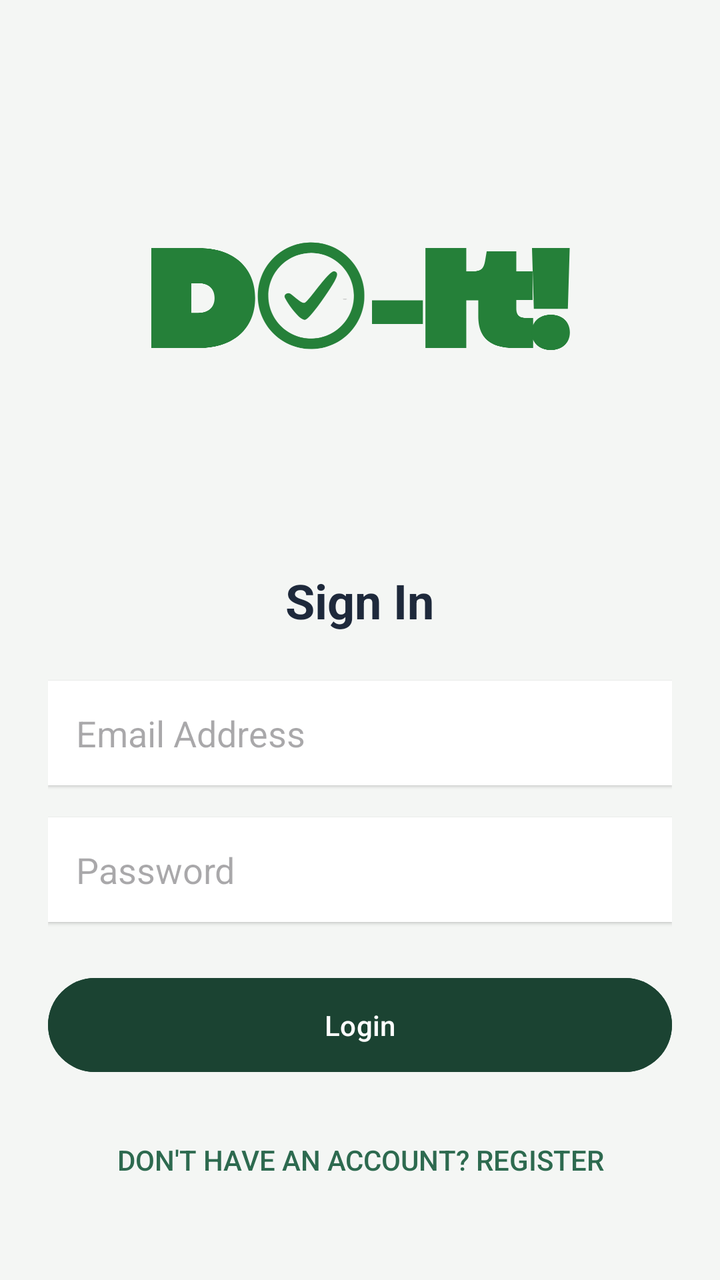
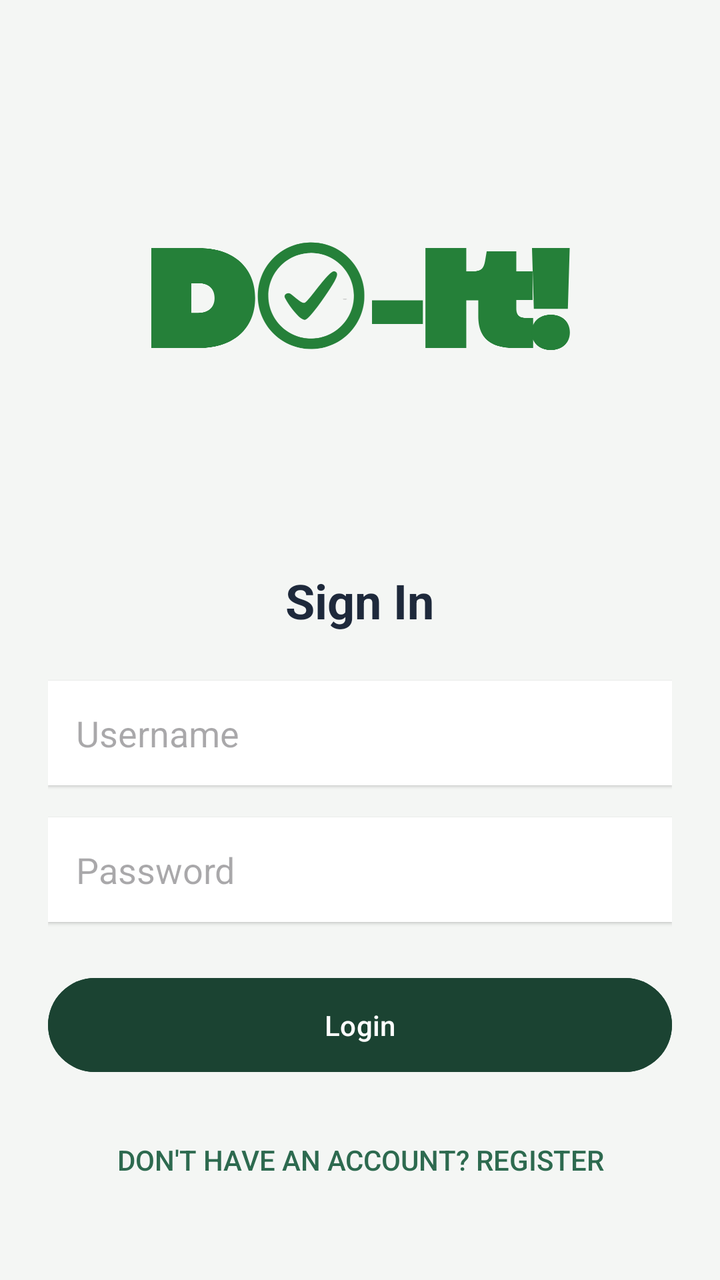

Compare the two renders of this Android layout. The source of the first and the diff that turns it into the second are given below.
<!-- AndroidManifest.xml: application theme Theme.FreddyMercury -->
<!-- res/layout/activity_log_in.xml -->
<?xml version="1.0" encoding="utf-8"?>
<LinearLayout xmlns:android="http://schemas.android.com/apk/res/android"
    android:orientation="vertical"
    android:padding="24dp"
    android:gravity="center"
    android:background="@color/bg_light"
    android:layout_width="match_parent"
    android:layout_height="match_parent">

    <ImageView
        android:layout_width="211dp"
        android:layout_height="224dp"
        android:layout_marginBottom="24dp"
        android:src="@drawable/do_it_" />

    <TextView
        android:layout_width="wrap_content"
        android:layout_height="wrap_content"
        android:text="Sign In"
        android:textColor="@color/text_primary"
        android:textSize="24sp"
        android:textStyle="bold"
        android:layout_marginBottom="24dp"/>

    <EditText
        android:id="@+id/emailInput"
        android:hint="Email Address"
        android:inputType="textEmailAddress"
        android:padding="14dp"
        android:background="@android:color/white"
        android:layout_marginBottom="16dp"
        android:elevation="1dp"
        android:layout_width="match_parent"
        android:layout_height="wrap_content"/>

    <EditText
        android:id="@+id/passwordInput"
        android:hint="Password"
        android:inputType="textPassword"
        android:padding="14dp"
        android:background="@android:color/white"
        android:layout_marginBottom="24dp"
        android:elevation="1dp"
        android:layout_width="match_parent"
        android:layout_height="wrap_content"/>

    <Button
        android:id="@+id/loginBtn"
        android:text="Login"
        android:textColor="#FFFFFF"
        android:backgroundTint="@color/colorPrimary"
        android:padding="14dp"
        android:layout_width="match_parent"
        android:layout_height="wrap_content"/>

    <Button
        android:id="@+id/SignUp"
        style="?android:attr/borderlessButtonStyle"
        android:textColor="@color/colorAccent"
        android:layout_marginTop="16dp"
        android:text="Don't have an account? Register"
        android:layout_width="match_parent"
        android:layout_height="wrap_content"/>
</LinearLayout>
<!-- resources referenced by this layout -->
<resources>
  <color name="bg_light">#F4F6F4</color>
  <color name="colorAccent">#2D6A4F</color>
  <color name="colorPrimary">#1B4332</color>
  <color name="text_primary">#1E293B</color>
  <!-- drawable do_it_: png bitmap (drawable, 39367 bytes) -->
  <style name="Theme.FreddyMercury" parent="Base.Theme.FreddyMercury" />
  <style name="Base.Theme.FreddyMercury" parent="Theme.Material3.DayNight.NoActionBar">
          
          
      </style>
</resources>

<!-- the commit's change to res/layout/activity_log_in.xml (unified diff, before → after) -->
@@ -22,10 +22,11 @@
         android:textStyle="bold"
         android:layout_marginBottom="24dp"/>
 
+    
     <EditText
-        android:id="@+id/emailInput"
-        android:hint="Email Address"
-        android:inputType="textEmailAddress"
+        android:id="@+id/usernameInput"
+        android:hint="Username"
+        android:inputType="textPersonName"
         android:padding="14dp"
         android:background="@android:color/white"
         android:layout_marginBottom="16dp"
